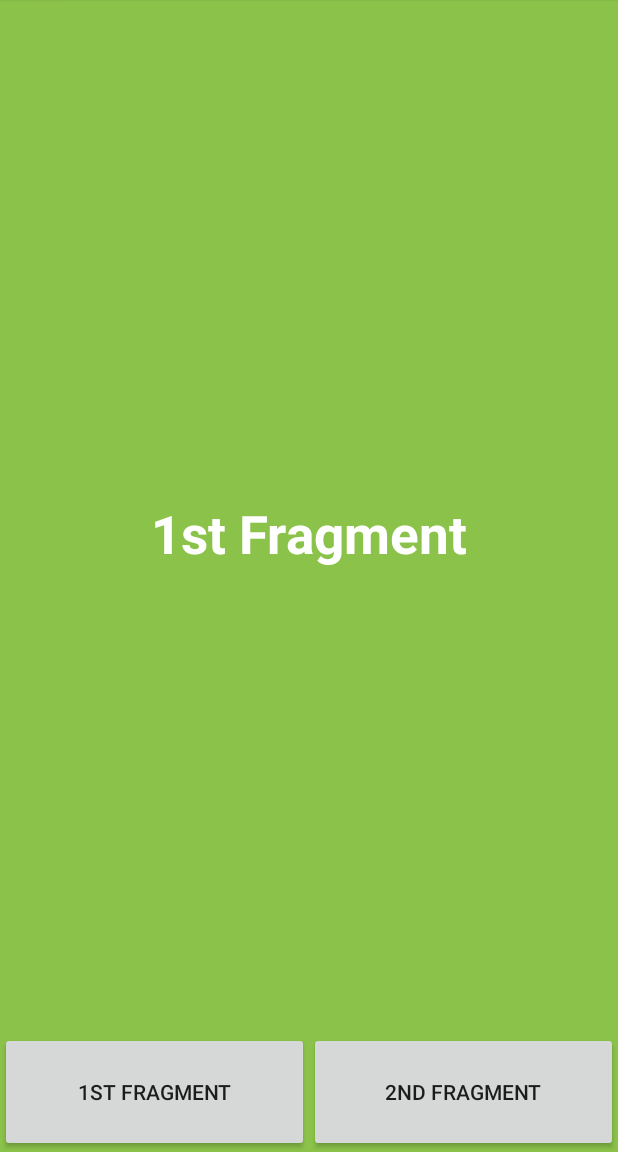
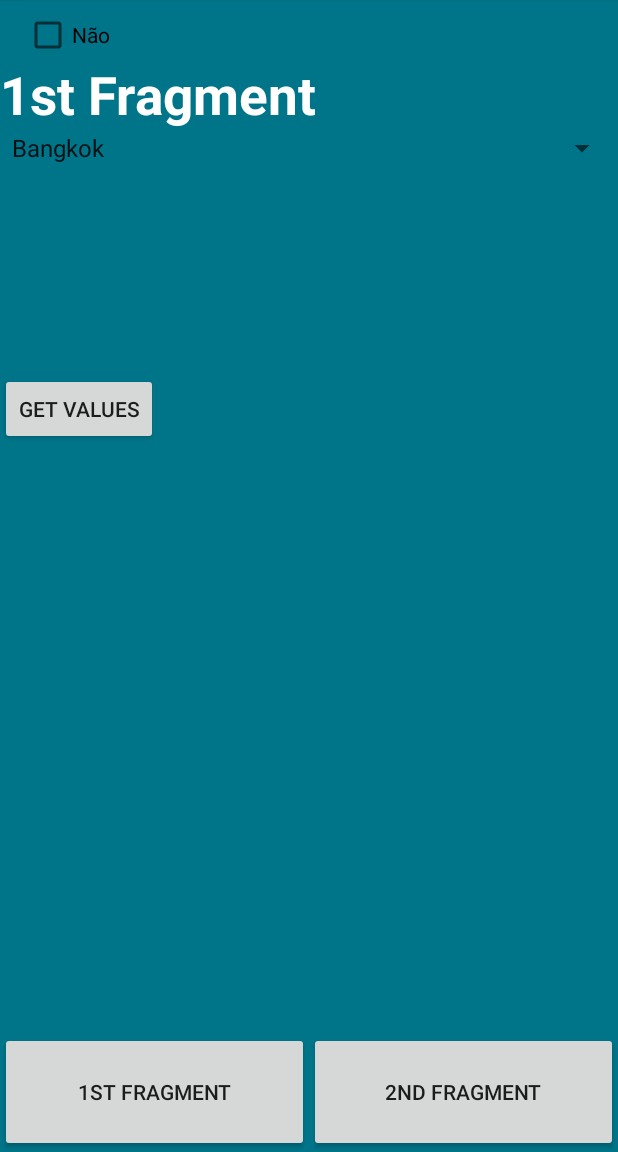
Before and after one commit to LucasDiasTavares/ImcTavares, an Android app: the FirstFragment screen opened directly, with no data from a screen before it, on a phone screen of 412 x 824 dp, the part 84-1236 px from its top. Run offline under Robolectric (Android 15) with nearby library versions, the phone set to English and light mode, and no system bars.

Commit message:
Limpando o codigo e treinando Fragments

```diff
--- a/app/src/main/java/com/example/tavares/imctavares/MVP/FirstFragment.kt
+++ b/app/src/main/java/com/example/tavares/imctavares/MVP/FirstFragment.kt
@@ -5,6 +5,8 @@ import android.support.v4.app.Fragment
 import android.view.LayoutInflater
 import android.view.View
 import android.view.ViewGroup
+import android.widget.ArrayAdapter
+import android.widget.Toast
 import com.example.tavares.imctavares.R
 import kotlinx.android.synthetic.main.first_fragment.*
 
@@ -17,7 +19,30 @@ class FirstFragment : Fragment() {
 
     override fun onViewCreated(view: View, savedInstanceState: Bundle?) {
         super.onViewCreated(view, savedInstanceState)
-        first_fragment_text.text  = "1st Fragment"
+        first_fragment_text.text = "1st Fragment"
+        checkbox.setOnClickListener {
+            if (checkbox.isChecked) {checkbox.text = "Sim"} else checkbox.text = "Não"
+        }
+        initComponents()
+        btn_get_values.setOnClickListener{
+            getValues(view)
+        }
     }
 
+    private fun initComponents(){
+
+        // Create an ArrayAdapter
+        val adapter = ArrayAdapter.createFromResource(context,
+                R.array.city_list, android.R.layout.simple_spinner_item)
+        // Specify the layout to use when the list of choices appears
+        adapter.setDropDownViewResource(android.R.layout.simple_spinner_dropdown_item)
+        // Apply the adapter to the spinner
+        spinner.adapter = adapter
+    }
+
+    fun getValues(view: View) {
+        Toast.makeText(context, "" + spinner.selectedItem.toString(), Toast.LENGTH_LONG).show()
+    }
+
+
 }
--- a/app/src/main/java/com/example/tavares/imctavares/MVP_Historico/HistoricoAdapter.kt
+++ b/app/src/main/java/com/example/tavares/imctavares/MVP_Historico/HistoricoAdapter.kt
@@ -43,7 +43,6 @@ class HistoricoAdapter(
     inner class MyViewHolder(itemViewHolder: View) : RecyclerView.ViewHolder(itemViewHolder),View.OnClickListener {
         init {
             itemViewHolder.btn_historico_delete?.setOnClickListener(this)
-            itemViewHolder.btn_historico_info?.setOnClickListener(this)
         }
         override fun onClick(view: View) {
             hack.onClickHack(view, adapterPosition)
--- a/app/src/main/java/com/example/tavares/imctavares/MVP_PesoAltura/repositorios/Repo_imcT.kt
+++ b/app/src/main/java/com/example/tavares/imctavares/MVP_PesoAltura/repositorios/Repo_imcT.kt
@@ -40,7 +40,7 @@ class Repo_imcT(private val context: Context) {
             db_conection?.getConexaoDatabase()?.close()
             list.add(gerarObjImcT(cursor!!))
             try {
-                if (cursor != null) {
+                if (true) {
                     while (cursor.moveToNext()) {
                         list.add(gerarObjImcT(cursor))
                     }
@@ -48,7 +48,7 @@ class Repo_imcT(private val context: Context) {
             } catch (ex: Exception) {
                 Log.e("TAG_GET", ex.message)
             } finally {
-                cursor?.close()
+                cursor.close()
             }
         } else {
             db_conection?.getConexaoDatabase()?.close()
--- a/app/src/main/res/layout/first_fragment.xml
+++ b/app/src/main/res/layout/first_fragment.xml
@@ -2,17 +2,17 @@
 <android.support.constraint.ConstraintLayout
     xmlns:android="http://schemas.android.com/apk/res/android"
     android:layout_width="match_parent"
-    android:layout_height="match_parent">
+    android:layout_height="match_parent"
+    xmlns:app="http://schemas.android.com/apk/res-auto">
 
     <LinearLayout xmlns:android="http://schemas.android.com/apk/res/android"
         android:orientation="vertical"
         android:layout_width="match_parent"
         android:layout_height="match_parent"
-        android:background="#8BC34A"
-        android:gravity="center">
+        android:background="@color/blue_mobato_dark">
 
         <TextView
-            android:id="@+id/first_fragment_text"
+            android:id="@+id/first_fragment_text1"
             android:layout_width="wrap_content"
             android:layout_height="wrap_content"
             android:text=""
@@ -20,6 +20,39 @@
             android:textSize="35sp"
             android:textStyle="bold"/>
 
+        <CheckBox
+            android:id="@+id/checkbox"
+            android:layout_width="wrap_content"
+            android:layout_height="wrap_content"
+            android:layout_marginLeft="16dp"
+            android:layout_marginStart="16dp"
+            android:layout_marginTop="16dp"
+            android:text="Não"
+            app:layout_constraintStart_toStartOf="parent"/>
+
+        <TextView
+            android:id="@+id/first_fragment_text"
+            android:layout_width="wrap_content"
+            android:layout_height="wrap_content"
+            android:text="Teste"
+            android:textColor="#FFFFFF"
+            android:textSize="35sp"
+            android:textStyle="bold"/>
+
+        <Spinner
+            android:id="@+id/spinner"
+            android:layout_width="match_parent"
+            android:layout_height="wrap_content"
+            />
+
+        <Button
+            android:id="@+id/btn_get_values"
+            android:layout_width="wrap_content"
+            android:layout_height="wrap_content"
+            android:layout_centerHorizontal="true"
+            android:layout_marginTop="138dp"
+            android:text="Get Values"/>
+
     </LinearLayout>
 
 </android.support.constraint.ConstraintLayout>
--- a/app/src/main/res/values/strings.xml
+++ b/app/src/main/res/values/strings.xml
@@ -10,4 +10,17 @@
     <string name="hello_blank_fragment">Hello blank fragment</string>
     <string name="_1st_fragment">1st fragment</string>
     <string name="_2nd_fragment">2nd fragment</string>
+
+    <string-array name="city_list">
+        <item>Bangkok</item>
+        <item>London</item>
+        <item>Paris</item>
+        <item>Singapore</item>
+        <item>New York</item>
+        <item>Istanbul</item>
+        <item>Dubai</item>
+        <item>Kuala Lumpur</item>
+        <item>Hong Kong</item>
+        <item>Barcelona</item>
+    </string-array>
 </resources>
```
Also changed, not shown: app/src/main/java/com/example/tavares/imctavares/MVP_Historico/View/HistoricoActivity.kt (+0 -9 lines), app/src/main/res/layout/linha_historico.xml (+2 -19 lines).
